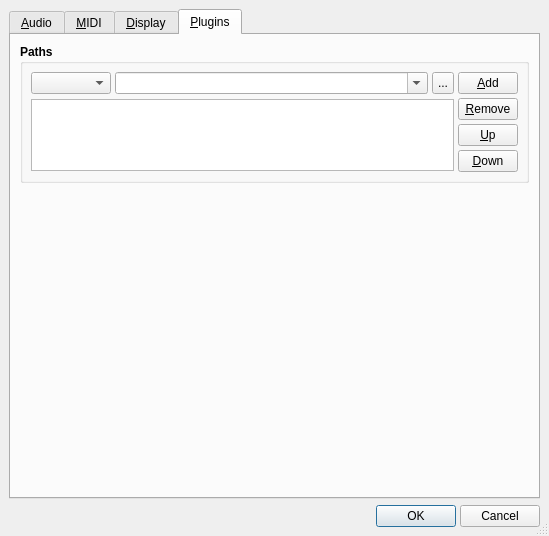
rncbc/qtractor, file src/qtractorOptionsForm.ui: the form before one commit.
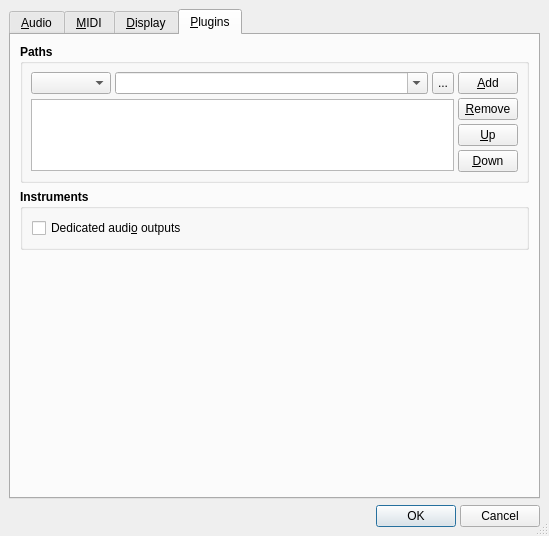
The form after the commit. The open tabs and pages were chosen to show the change. Icons and pictures are not drawn.

Commit message: - Dedicated audio output bus option is now also accessible for all   MIDI instrument plugins, either set globally as a default mode in   View/Options.../Plugins/Instruments or in the plugin context menu   for MIDI tracks.

Diff of the .ui file:
```diff
--- a/src/qtractorOptionsForm.ui
+++ b/src/qtractorOptionsForm.ui
@@ -2220,6 +2220,49 @@
          </layout>
         </widget>
        </item>
+       <item>
+        <widget class="QGroupBox" name="PluginInstrumentsGroupBox" >
+         <property name="font" >
+          <font>
+           <weight>75</weight>
+           <bold>true</bold>
+          </font>
+         </property>
+         <property name="title" >
+          <string>Instruments</string>
+         </property>
+         <property name="flat" >
+          <bool>true</bool>
+         </property>
+         <layout class="QGridLayout" >
+          <property name="margin" >
+           <number>9</number>
+          </property>
+          <property name="spacing" >
+           <number>6</number>
+          </property>
+          <item row="0" column="0" colspan="3" >
+           <widget class="QCheckBox" name="AudioOutputBusCheckBox" >
+            <property name="font" >
+             <font>
+              <weight>50</weight>
+              <bold>false</bold>
+             </font>
+            </property>
+            <property name="toolTip" >
+             <string>Whether to have separate audio output ports</string>
+            </property>
+            <property name="text" >
+             <string>Dedicated audi&amp;o outputs</string>
+            </property>
+            <property name="shortcut" >
+             <string>Alt+O</string>
+            </property>
+           </widget>
+          </item>
+         </layout>
+        </widget>
+       </item>
        <item>
         <spacer>
          <property name="orientation" >
```
Left out of the diff: 1 changed line with no effect on the pictures. The commit also changes 11 other files.
